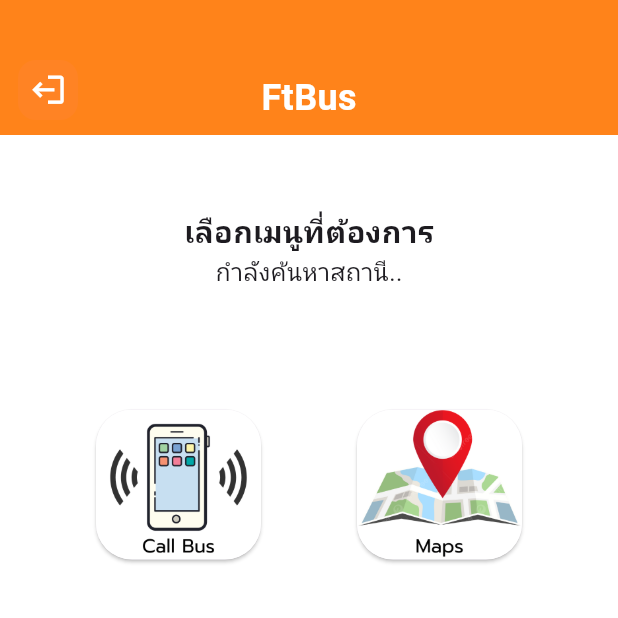
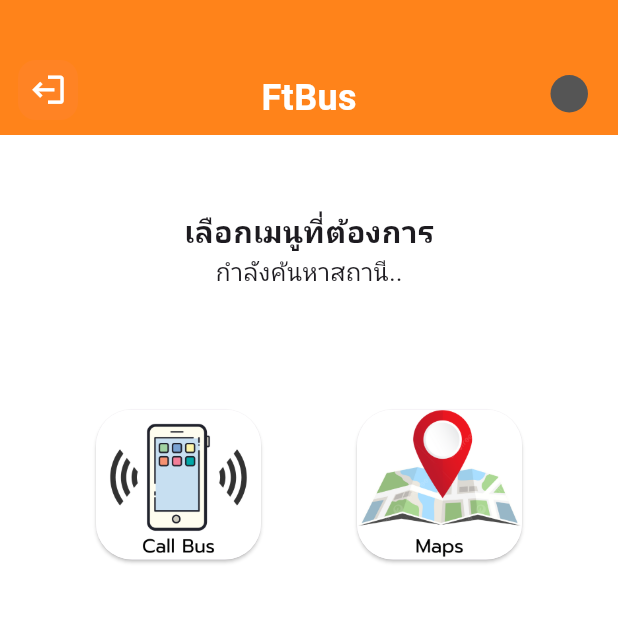
Before and after one commit to msnatt/Ftbus, a Flutter app: the MenuScreen screen opened directly with empty values, on a phone screen of 412 x 824 dp, the top half of it. Run offline on Flutter 3.47's test engine with Material 3 defaults, Android fonts, the phone set to English and light mode, and no system bars; our stand-ins replace flutter_map, fluttertoast, geolocator, latlong2; missing offline and left inert: vector_map_tiles; network calls fail.

Commit message:
add Feture status calling bus

```diff
--- a/lib/screen/menuscreen.dart
+++ b/lib/screen/menuscreen.dart
@@ -24,7 +24,10 @@ class MenuScreen extends StatefulWidget {
 class _MenuScreenState extends State<MenuScreen> {
   final Func function = Func();
   Timer? _timer;
+  Timer? _timeronoff;
   LatLng? currentLocation;
+  bool isActive = false;
+  bool ison = false;
   List<dynamic>? stations;
   Map<String, dynamic>? station;
   int roundCall = GetroundCall();
@@ -37,12 +40,24 @@ class _MenuScreenState extends State<MenuScreen> {
     super.initState();
     gps_tracking();
     startLocationUpdates();
+    iscalledActive();
+  }
+
+  Future<void> iscalledActive() async {
+    _timeronoff = Timer.periodic(const Duration(seconds: 1), (timer) async {
+      isActive = roundCall == maxroundCall ? true : false;
+      if (isActive) {
+        setState(() {
+          ison = ison ? false : true;
+        });
+      }
+    });
   }
 
   Future<void> startLocationUpdates() async {
     stations = await function.Fetch_Stations();
     print(stations);
-    _timer = Timer.periodic(Duration(seconds: 3), (timer) async {
+    _timer = Timer.periodic(const Duration(seconds: 3), (timer) async {
       // GET roundCall
       roundCall = GetroundCall();
       // หา station ที่ใกล้ที่สุด
@@ -52,6 +67,7 @@ class _MenuScreenState extends State<MenuScreen> {
           Stationtext = "คุณอยู่ใกล้ ${station?['name']}";
         } else {
           SetroundCall(0);
+          isActive = false;
           Stationtext = "กำลังค้นหาสถานี..";
         }
       });
@@ -81,6 +97,7 @@ class _MenuScreenState extends State<MenuScreen> {
   @override
   void dispose() {
     _timer?.cancel(); // หยุด Timer เมื่อ Widget ถูกทำลาย
+    _timeronoff?.cancel();
     super.dispose();
   }
 
@@ -129,8 +146,8 @@ class _MenuScreenState extends State<MenuScreen> {
                   ),
                   Text(
                     Stationtext,
-                    style:
-                        TextStyle(fontSize: 16, fontWeight: FontWeight.normal),
+                    style: const TextStyle(
+                        fontSize: 16, fontWeight: FontWeight.normal),
                   ),
                   const SizedBox(height: 80),
                   Row(
@@ -156,6 +173,7 @@ class _MenuScreenState extends State<MenuScreen> {
                                 int updateroundcall = GetroundCall();
                                 setState(() {
                                   roundCall = updateroundcall;
+                                  isActive = true;
                                 });
                                 Fluttertoast.showToast(
                                   msg: "เรียกรถสำเร็จแล้ว.",
@@ -253,7 +271,7 @@ class _MenuScreenState extends State<MenuScreen> {
                             Navigator.push(
                               context,
                               MaterialPageRoute(
-                                  builder: (context) => StationScreen()),
+                                  builder: (context) => const StationScreen()),
                             );
                           },
                           child: Ink(
@@ -284,7 +302,7 @@ class _MenuScreenState extends State<MenuScreen> {
                             Navigator.push(
                               context,
                               MaterialPageRoute(
-                                  builder: (context) => BusScreen()),
+                                  builder: (context) => const BusScreen()),
                             );
                           },
                           child: Ink(
@@ -331,6 +349,25 @@ class _MenuScreenState extends State<MenuScreen> {
                   ),
                 )),
           ),
+          // วงกลมมุมขวาบน
+          Positioned(
+            top: 50,
+            right: 20,
+            child: SizedBox(
+              child: Container(
+                width: 25,
+                height: 25,
+                decoration: BoxDecoration(
+                  color: isActive
+                      ? ison
+                          ? const Color.fromARGB(255, 255, 255, 0)
+                          : const Color.fromARGB(255, 255, 131, 36)
+                      : const Color.fromARGB(255, 85, 85, 85),
+                  shape: BoxShape.circle,
+                ),
+              ),
+            ),
+          ),
         ],
       ),
     );
```
